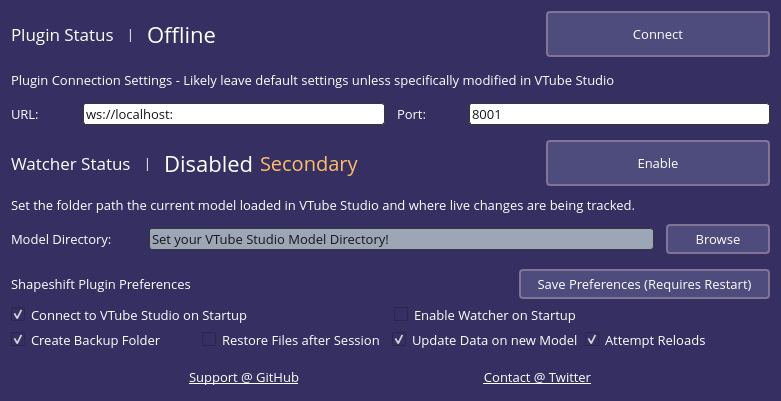
randypanopio/VTS-Shapeshift, file files/qtdesigner/plugin_windowv2.ui: the form before one commit.
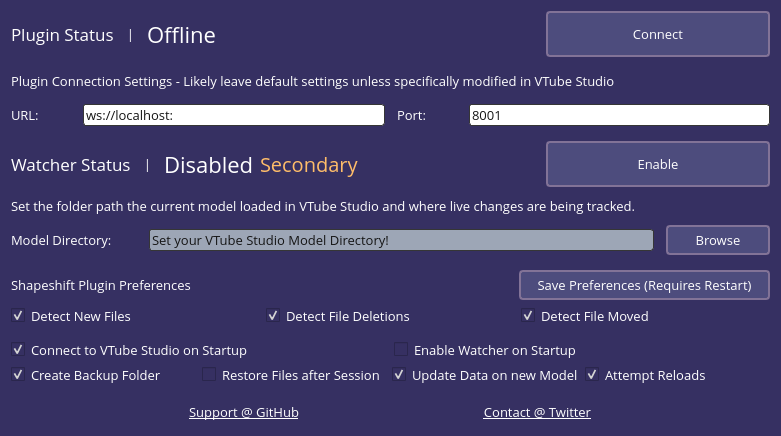
The form after the commit.

Commit message: add create, move, and delete as settings

```diff
--- a/files/qtdesigner/plugin_windowv2.ui
+++ b/files/qtdesigner/plugin_windowv2.ui
@@ -10,7 +10,7 @@
     <x>0</x>
     <y>0</y>
     <width>781</width>
-    <height>401</height>
+    <height>436</height>
    </rect>
   </property>
   <property name="font">
@@ -448,6 +448,47 @@
          </item>
         </layout>
        </item>
+       <item>
+        <layout class="QHBoxLayout" name="horizontalLayout_4">
+         <item>
+          <widget class="QCheckBox" name="wd_on_create_checkbox">
+           <property name="text">
+            <string>Detect New Files</string>
+           </property>
+           <property name="checked">
+            <bool>true</bool>
+           </property>
+          </widget>
+         </item>
+         <item>
+          <widget class="QCheckBox" name="wd_on_delete_checkbox">
+           <property name="text">
+            <string>Detect File Deletions</string>
+           </property>
+           <property name="checked">
+            <bool>true</bool>
+           </property>
+          </widget>
+         </item>
+         <item>
+          <widget class="QCheckBox" name="wd_on_move_checkbox">
+           <property name="text">
+            <string>Detect File Moved</string>
+           </property>
+           <property name="checked">
+            <bool>true</bool>
+           </property>
+          </widget>
+         </item>
+        </layout>
+       </item>
+       <item>
+        <widget class="Line" name="line_4">
+         <property name="orientation">
+          <enum>Qt::Horizontal</enum>
+         </property>
+        </widget>
+       </item>
        <item>
         <layout class="QHBoxLayout" name="horizontalLayout_2" stretch="1,1">
          <item>
@@ -502,6 +543,9 @@
          </item>
          <item>
           <widget class="QCheckBox" name="update_data_checkbox">
+           <property name="enabled">
+            <bool>true</bool>
+           </property>
            <property name="text">
             <string>Update Data on new Model</string>
            </property>
```
The commit also changes 4 other files.
